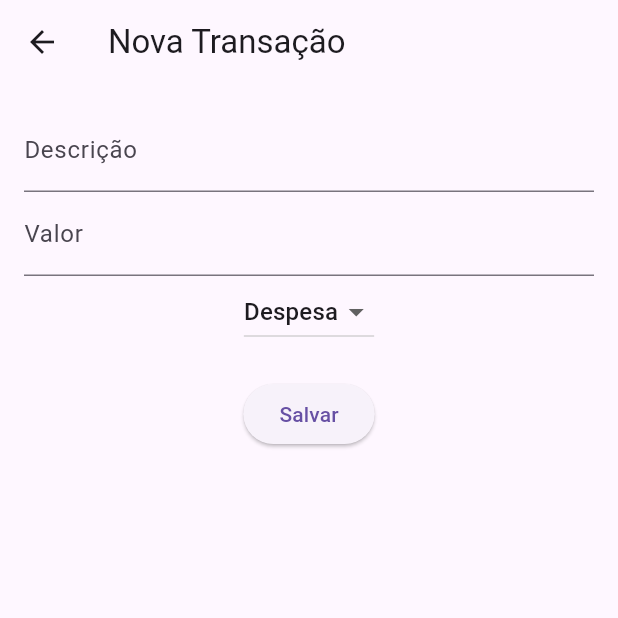
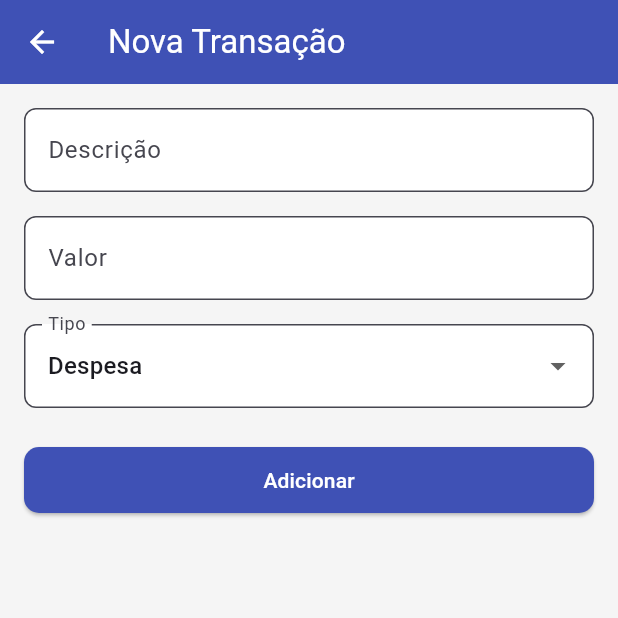
Before and after one commit to PGalmeida/CalculadoraGastos, a Flutter app: the screen it shows after launch, after a tap on the "add" icon, on a phone screen of 412 x 824 dp, the top half of it. Run offline on Flutter 3.47's test engine with Material 3 defaults, Android fonts, the phone set to English and light mode, and no system bars.

Commit message:
feat: estilizar app

```diff
--- a/lib/main.dart
+++ b/lib/main.dart
@@ -2,20 +2,50 @@ import 'package:flutter/material.dart';
 import 'screens/home_screen.dart';
 
 void main() {
-  runApp(const CalculadoraApp());
+  runApp(CalculadoraGastosApp());
 }
 
-class CalculadoraApp extends StatelessWidget {
-  const CalculadoraApp({super.key});
-
+class CalculadoraGastosApp extends StatelessWidget {
   @override
   Widget build(BuildContext context) {
     return MaterialApp(
-      title: 'Calculadora de Gastos',
+      title: 'Calculadora de Gastos Mensais',
       theme: ThemeData(
-        primarySwatch: Colors.green,
+        colorScheme: ColorScheme.fromSeed(seedColor: Colors.indigo),
+        useMaterial3: true,
+        scaffoldBackgroundColor: Colors.grey[100],
+        appBarTheme: AppBarTheme(
+          backgroundColor: Colors.indigo,
+          foregroundColor: Colors.white,
+          elevation: 0,
+        ),
+        cardTheme: CardTheme(
+          color: Colors.white,
+          elevation: 2,
+          shape: RoundedRectangleBorder(
+            borderRadius: BorderRadius.circular(12),
+          ),
+          margin: EdgeInsets.symmetric(horizontal: 12, vertical: 6),
+        ),
+        inputDecorationTheme: InputDecorationTheme(
+          border: OutlineInputBorder(
+            borderRadius: BorderRadius.circular(8),
+          ),
+          filled: true,
+          fillColor: Colors.white,
+        ),
+        elevatedButtonTheme: ElevatedButtonThemeData(
+          style: ElevatedButton.styleFrom(
+            backgroundColor: Colors.indigo,
+            foregroundColor: Colors.white,
+            shape: RoundedRectangleBorder(
+              borderRadius: BorderRadius.circular(10),
+            ),
+            padding: EdgeInsets.symmetric(horizontal: 24, vertical: 12),
+          ),
+        ),
       ),
-      home: const HomeScreen(),
+      home: HomeScreen(),
     );
   }
 }
--- a/lib/screens/add_transacao_screen.dart
+++ b/lib/screens/add_transacao_screen.dart
@@ -1,9 +1,11 @@
 import 'package:flutter/material.dart';
+import '../models/transacao.dart';
 
 class AddTransacaoScreen extends StatefulWidget {
-  final Function(String, double, String) onAdd;
+  final Function(String, double, String) onSalvar;
+  final Transacao? transacao;
 
-  const AddTransacaoScreen({super.key, required this.onAdd});
+  const AddTransacaoScreen({super.key, required this.onSalvar, this.transacao});
 
   @override
   State<AddTransacaoScreen> createState() => _AddTransacaoScreenState();
@@ -14,13 +16,22 @@ class _AddTransacaoScreenState extends State<AddTransacaoScreen> {
   final _valorController = TextEditingController();
   String _tipoSelecionado = 'despesa';
 
+  @override
+  void initState() {
+    super.initState();
+    if (widget.transacao != null) {
+      _descricaoController.text = widget.transacao!.descricao;
+      _valorController.text = widget.transacao!.valor.toString();
+      _tipoSelecionado = widget.transacao!.tipo;
+    }
+  }
+
   void _salvar() {
-    final descricao = _descricaoController.text;
+    final descricao = _descricaoController.text.trim();
     final valor = double.tryParse(_valorController.text) ?? 0;
-
     if (descricao.isEmpty || valor <= 0) return;
 
-    widget.onAdd(descricao, valor, _tipoSelecionado);
+    widget.onSalvar(descricao, valor, _tipoSelecionado);
     Navigator.of(context).pop();
   }
 
@@ -28,40 +39,43 @@ class _AddTransacaoScreenState extends State<AddTransacaoScreen> {
   Widget build(BuildContext context) {
     return Scaffold(
       appBar: AppBar(
-        title: const Text('Nova Transação'),
+        title: Text(
+            widget.transacao == null ? 'Nova Transação' : 'Editar Transação'),
       ),
       body: Padding(
-        padding: const EdgeInsets.all(16),
+        padding: const EdgeInsets.all(16.0),
         child: Column(
+          crossAxisAlignment: CrossAxisAlignment.stretch,
           children: [
             TextField(
               controller: _descricaoController,
-              decoration: const InputDecoration(labelText: 'Descrição'),
+              decoration: InputDecoration(labelText: 'Descrição'),
             ),
+            const SizedBox(height: 16),
             TextField(
               controller: _valorController,
-              decoration: const InputDecoration(labelText: 'Valor'),
-              keyboardType:
-                  const TextInputType.numberWithOptions(decimal: true),
+              keyboardType: TextInputType.numberWithOptions(decimal: true),
+              decoration: InputDecoration(labelText: 'Valor'),
             ),
-            DropdownButton<String>(
+            const SizedBox(height: 16),
+            DropdownButtonFormField<String>(
               value: _tipoSelecionado,
               items: const [
+                DropdownMenuItem(value: 'despesa', child: Text('Despesa')),
                 DropdownMenuItem(value: 'receita', child: Text('Receita')),
-                DropdownMenuItem(value: 'despesa', child: Text('Despesa')),
               ],
               onChanged: (valor) {
                 if (valor != null) {
-                  setState(() {
-                    _tipoSelecionado = valor;
-                  });
+                  setState(() => _tipoSelecionado = valor);
                 }
               },
+              decoration: InputDecoration(labelText: 'Tipo'),
             ),
-            const SizedBox(height: 20),
+            const SizedBox(height: 24),
             ElevatedButton(
               onPressed: _salvar,
-              child: const Text('Salvar'),
+              child: Text(
+                  widget.transacao == null ? 'Adicionar' : 'Salvar Alterações'),
             )
           ],
         ),
--- a/lib/screens/home_screen.dart
+++ b/lib/screens/home_screen.dart
@@ -1,7 +1,6 @@
 import 'package:flutter/material.dart';
 import '../models/transacao.dart';
 import 'add_transacao_screen.dart';
-import '../widgets/grafico_pizza.dart';
 import 'dart:math';
 
 class HomeScreen extends StatefulWidget {
@@ -28,24 +27,47 @@ class _HomeScreenState extends State<HomeScreen> {
     });
   }
 
-  double get _saldo {
-    return _transacoes.fold(0.0, (soma, t) {
-      return t.tipo == 'receita' ? soma + t.valor : soma - t.valor;
+  void _editarTransacao(
+      Transacao transacao, String descricao, double valor, String tipo) {
+    setState(() {
+      final index = _transacoes.indexWhere((t) => t.id == transacao.id);
+      if (index != -1) {
+        _transacoes[index] = Transacao(
+          id: transacao.id,
+          descricao: descricao,
+          valor: valor,
+          tipo: tipo,
+          data: DateTime.now(),
+        );
+      }
     });
   }
 
+  void _removerTransacao(String id) {
+    setState(() {
+      _transacoes.removeWhere((t) => t.id == id);
+    });
+  }
+
+  double get _saldo => _transacoes.fold(
+      0.0, (soma, t) => t.tipo == 'receita' ? soma + t.valor : soma - t.valor);
   double get _totalReceitas => _transacoes
       .where((t) => t.tipo == 'receita')
       .fold(0.0, (soma, t) => soma + t.valor);
-
   double get _totalDespesas => _transacoes
       .where((t) => t.tipo == 'despesa')
       .fold(0.0, (soma, t) => soma + t.valor);
 
-  void _abrirNovaTransacao(BuildContext context) {
+  void _abrirFormulario({Transacao? transacao}) {
     Navigator.of(context).push(
       MaterialPageRoute(
-        builder: (_) => AddTransacaoScreen(onAdd: _addTransacao),
+        builder: (_) => AddTransacaoScreen(
+          onSalvar: transacao == null
+              ? _addTransacao
+              : (descricao, valor, tipo) =>
+                  _editarTransacao(transacao, descricao, valor, tipo),
+          transacao: transacao,
+        ),
       ),
     );
   }
@@ -54,76 +76,67 @@ class _HomeScreenState extends State<HomeScreen> {
   Widget build(BuildContext context) {
     return Scaffold(
       appBar: AppBar(
-        title: const Text('Gastos Mensais'),
+        title: Text('Gastos Mensais'),
       ),
       body: Column(
         children: [
-          Card(
-            margin: const EdgeInsets.all(12),
-            elevation: 4,
-            child: Padding(
-              padding: const EdgeInsets.all(16),
-              child: Column(
-                children: [
-                  const Text(
-                    'Saldo Atual',
-                    style: TextStyle(fontSize: 18, fontWeight: FontWeight.bold),
-                  ),
-                  Text(
-                    'R\$ ${_saldo.toStringAsFixed(2)}',
-                    style: TextStyle(
-                      fontSize: 26,
-                      color: _saldo >= 0 ? Colors.green : Colors.red,
-                      fontWeight: FontWeight.bold,
-                    ),
-                  ),
-                ],
-              ),
+          Padding(
+            padding: const EdgeInsets.all(16),
+            child: Row(
+              mainAxisAlignment: MainAxisAlignment.spaceAround,
+              children: [
+                _buildResumo('Saldo', _saldo, Colors.indigo),
+                _buildResumo('Receitas', _totalReceitas, Colors.green),
+                _buildResumo('Despesas', _totalDespesas, Colors.red),
+              ],
             ),
-          ),
-          GraficoPizza(
-            totalReceitas: _totalReceitas,
-            totalDespesas: _totalDespesas,
           ),
           Expanded(
             child: _transacoes.isEmpty
-                ? const Center(child: Text('Nenhuma transação ainda.'))
+                ? Center(child: Text('Nenhuma transação.'))
                 : ListView.builder(
                     itemCount: _transacoes.length,
                     itemBuilder: (ctx, i) {
                       final t = _transacoes[i];
-                      return ListTile(
-                        leading: CircleAvatar(
-                          backgroundColor:
-                              t.tipo == 'receita' ? Colors.green : Colors.red,
-                          child: Icon(
-                            t.tipo == 'receita'
-                                ? Icons.arrow_downward
-                                : Icons.arrow_upward,
-                            color: Colors.white,
-                          ),
-                        ),
-                        title: Text(t.descricao),
-                        subtitle: Text(
-                            '${t.data.day}/${t.data.month}/${t.data.year}'),
-                        trailing: Text(
-                          'R\$ ${t.valor.toStringAsFixed(2)}',
-                          style: TextStyle(
-                            color:
-                                t.tipo == 'receita' ? Colors.green : Colors.red,
-                            fontWeight: FontWeight.bold,
+                      return Card(
+                        child: ListTile(
+                          title: Text(t.descricao),
+                          subtitle: Text('R\$ ${t.valor.toStringAsFixed(2)}'),
+                          trailing: Row(
+                            mainAxisSize: MainAxisSize.min,
+                            children: [
+                              IconButton(
+                                icon: Icon(Icons.edit, color: Colors.blue),
+                                onPressed: () => _abrirFormulario(transacao: t),
+                              ),
+                              IconButton(
+                                icon: Icon(Icons.delete, color: Colors.red),
+                                onPressed: () => _removerTransacao(t.id),
+                              ),
+                            ],
                           ),
                         ),
                       );
                     },
                   ),
-          ),
+          )
         ],
       ),
       floatingActionButton: FloatingActionButton(
-        onPressed: () => _abrirNovaTransacao(context),
-        child: const Icon(Icons.add),
+        onPressed: () => _abrirFormulario(),
+        child: Icon(Icons.add),
       ),
     );
   }
+
+  Widget _buildResumo(String label, double valor, Color cor) {
+    return Column(
+      children: [
+        Text(label, style: TextStyle(fontWeight: FontWeight.bold)),
+        SizedBox(height: 4),
+        Text('R\$ ${valor.toStringAsFixed(2)}',
+            style: TextStyle(color: cor, fontSize: 18)),
+      ],
+    );
+  }
 }
--- a/lib/widgets/grafico_pizza.dart
+++ /dev/null
@@ -1,65 +0,0 @@
-import 'package:fl_chart/fl_chart.dart';
-import 'package:flutter/material.dart';
-
-class GraficoPizza extends StatelessWidget {
-  final double totalReceitas;
-  final double totalDespesas;
-
-  const GraficoPizza({
-    super.key,
-    required this.totalReceitas,
-    required this.totalDespesas,
-  });
-
-  @override
-  Widget build(BuildContext context) {
-    final total = totalReceitas + totalDespesas;
-    if (total == 0) {
-      return const Padding(
-        padding: EdgeInsets.all(20),
-        child: Text('Nenhum dado para mostrar no gráfico.'),
-      );
-    }
-
-    return Card(
-      margin: const EdgeInsets.all(12),
-      child: Column(
-        children: [
-          const SizedBox(height: 12),
-          const Text(
-            'Distribuição de Gastos',
-            style: TextStyle(fontSize: 18, fontWeight: FontWeight.bold),
-          ),
-          SizedBox(
-            height: 200,
-            child: PieChart(
-              PieChartData(
-                sections: [
-                  PieChartSectionData(
-                    color: Colors.green,
-                    value: totalReceitas,
-                    title:
-                        'Receitas\n${(totalReceitas / total * 100).toStringAsFixed(1)}%',
-                    radius: 60,
-                    titleStyle:
-                        const TextStyle(fontSize: 12, color: Colors.white),
-                  ),
-                  PieChartSectionData(
-                    color: Colors.red,
-                    value: totalDespesas,
-                    title:
-                        'Despesas\n${(totalDespesas / total * 100).toStringAsFixed(1)}%',
-                    radius: 60,
-                    titleStyle:
-                        const TextStyle(fontSize: 12, color: Colors.white),
-                  ),
-                ],
-                centerSpaceRadius: 40,
-              ),
-            ),
-          ),
-        ],
-      ),
-    );
-  }
-}
--- a/pubspec.yaml
+++ b/pubspec.yaml
@@ -10,6 +10,7 @@ environment:
 dependencies:
   flutter:
     sdk: flutter
+  cupertino_icons: ^1.0.2
   fl_chart: ^0.71.0
 
 dev_dependencies:
```
